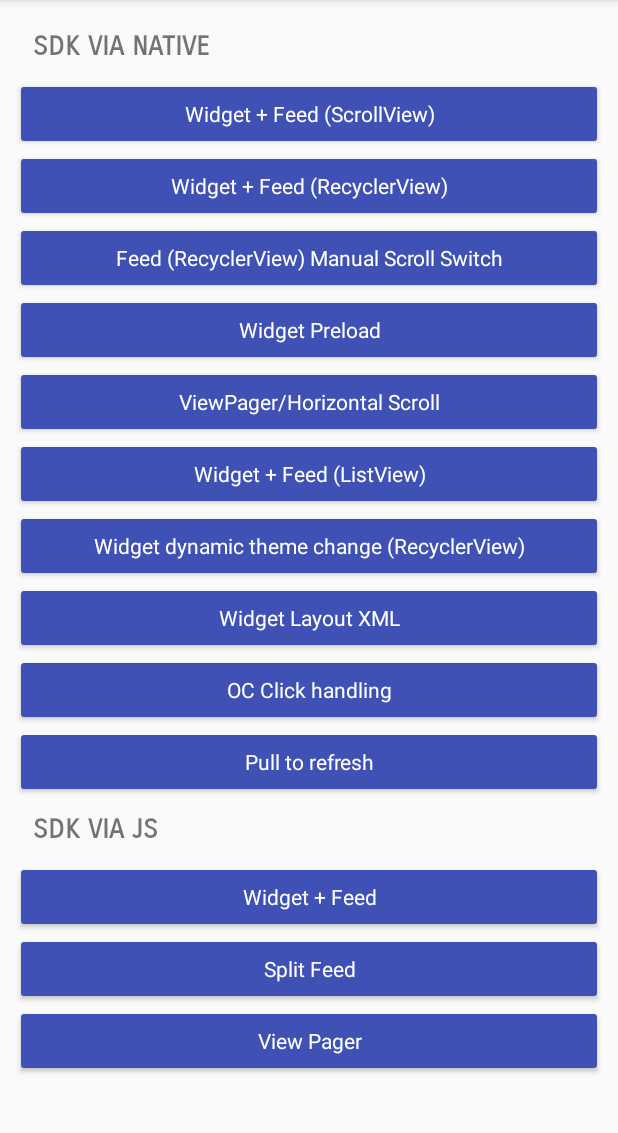
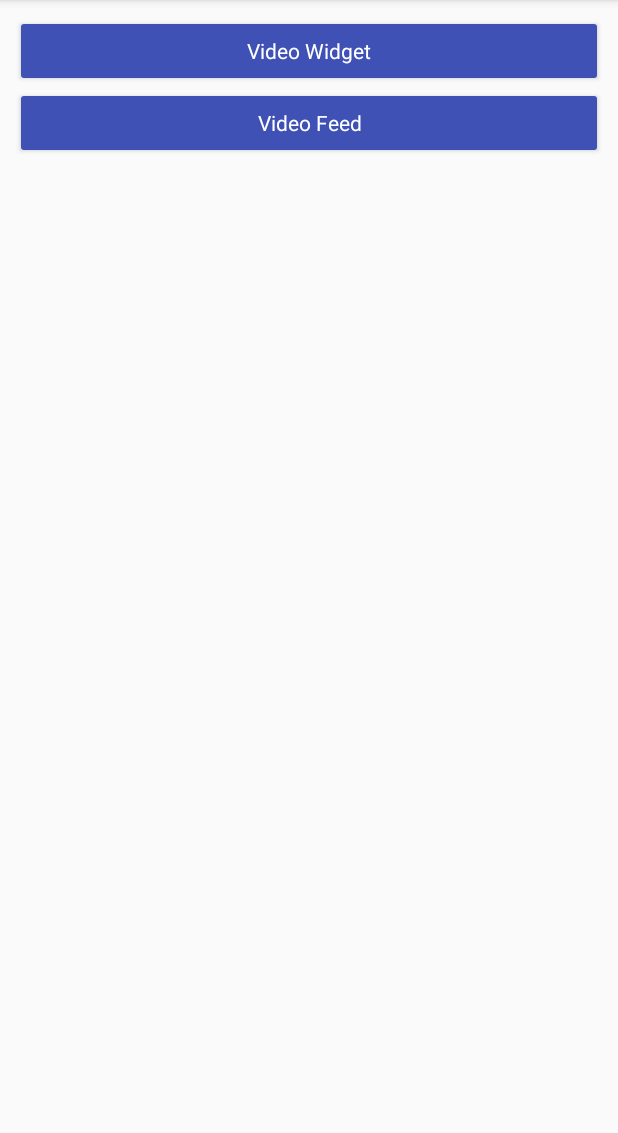
Before and after one commit to taboola/android-sdk-examples, an Android app: the screen it shows after launch (MainActivity), on a phone screen of 412 x 824 dp, the part 84-1217 px from its top. Run offline under Robolectric (Android 15) with nearby library versions, the phone set to English and light mode, and no system bars; 2 statements that could not run were skipped.

Commit message:
Created version for Video QA

```diff
--- a/taboolasamples/src/main/java/com/taboola/android/sdksamples/MenuFragment.java
+++ b/taboolasamples/src/main/java/com/taboola/android/sdksamples/MenuFragment.java
@@ -58,22 +58,8 @@ public class MenuFragment extends Fragment implements View.OnClickListener {
         super.onViewCreated(view, savedInstanceState);
         ViewGroup viewGroup = view.findViewById(R.id.main_menu_lyt);
 
-        addHeader(getString(R.string.sdk_via_native), viewGroup);
-        addButton(getString(R.string.std_mid_article_with_feed_lnr), R.id.std_mid_article_with_feed_lnr, viewGroup);
-        addButton(getString(R.string.std_mid_article_with_feed_rv), R.id.std_mid_article_with_feed_rv, viewGroup);
-        addButton(getString(R.string.std_mid_article_with_feed_rv_manual), R.id.std_mid_article_with_feed_rv_manual, viewGroup);
-        addButton(getString(R.string.std_mid_article_preload), R.id.std_widget_preload, viewGroup);
-        addButton(getString(R.string.std_view_pager), R.id.std_view_pager, viewGroup);
-        addButton(getString(R.string.std_mid_article_with_feed_lv), R.id.std_mid_article_with_feed_lv, viewGroup);
-        addButton(getString(R.string.std_widget_dynamic_theme), R.id.std_widget_dynamic_theme, viewGroup);
-        addButton(getString(R.string.std_widget_xml), R.id.std_widget_xml, viewGroup);
-        addButton(getString(R.string.std_widget_oc_click), R.id.std_widget_oc_click, viewGroup);
-        addButton(getString(R.string.std_feed_pull_to_refresh), R.id.std_feed_pull_to_refresh, viewGroup);
-
-        addHeader(getString(R.string.sdk_via_js), viewGroup);
-        addButton(getString(R.string.js_mid_article_with_feed), R.id.js_mid_article_with_feed, viewGroup);
-        addButton(getString(R.string.js_split), R.id.js_split, viewGroup);
-        addButton(getString(R.string.js_view_pager), R.id.js_view_pager, viewGroup);
+        addButton(getString(R.string.std_video_widget), R.id.std_video_widget, viewGroup);
+        addButton(getString(R.string.std_video_feed), R.id.std_video_feed, viewGroup);
 
     }
 
@@ -137,6 +123,14 @@ public class MenuFragment extends Fragment implements View.OnClickListener {
             case R.id.std_feed_pull_to_refresh:
                 fragmentToOpen = new PullToRefreshFragment();
                 break;
+
+            case R.id.std_video_widget:
+                fragmentToOpen = FeedWithMiddleArticleInsideScrollViewFragment.newInstance("widget");
+                break;
+
+            case R.id.std_video_feed:
+                fragmentToOpen = FeedWithMiddleArticleInsideScrollViewFragment.newInstance("feed");
+                break;
         }
 
         if (fragmentToOpen != null) {
--- a/taboolasamples/src/main/res/layout/fragment_standard.xml
+++ b/taboolasamples/src/main/res/layout/fragment_standard.xml
@@ -16,11 +16,6 @@
             android:layout_marginBottom="10dp"
             android:text="@string/first_text_block" />
 
-        <com.taboola.android.TaboolaWidget
-            android:id="@+id/taboola_widget_middle"
-            android:layout_width="match_parent"
-            android:layout_height="wrap_content" />
-
         <TextView
             android:layout_width="wrap_content"
             android:layout_height="wrap_content"
--- a/taboolasamples/src/main/res/values/ids.xml
+++ b/taboolasamples/src/main/res/values/ids.xml
@@ -18,6 +18,8 @@
     <item name="std_widget_oc_click" type="id"/>
     <item name="std_widget_preload" type="id"/>
     <item name="std_feed_pull_to_refresh" type="id"/>
+    <item name="std_video_feed" type="id"/>
+    <item name="std_video_widget" type="id"/>
 
 
 </resources>
--- a/taboolasamples/src/main/res/values/strings.xml
+++ b/taboolasamples/src/main/res/values/strings.xml
@@ -80,7 +80,8 @@ These will help you remember what the consumer really wants to engage with and w
 
     <string name="toolbar_title">Taboola samples</string>
     <string name="sdk_via_native">SDK VIA NATIVE</string>
-    <string name="std_mid_article_with_feed_lnr">Widget + Feed (ScrollView)</string>
+    <string name="std_video_widget">Video Widget</string>
+    <string name="std_video_feed">Video Feed</string>
     <string name="std_mid_article_preload">Widget Preload</string>
     <string name="std_mid_article_with_feed_rv">Widget + Feed (RecyclerView)</string>
     <string name="std_mid_article_with_feed_rv_manual">Feed (RecyclerView) Manual Scroll Switch</string>
```
Also changed, not shown: taboolasamples/src/main/java/com/taboola/android/sdksamples/sdk_via_native/FeedWithMiddleArticleInsideScrollViewFragment.java (+36 -56 lines).
